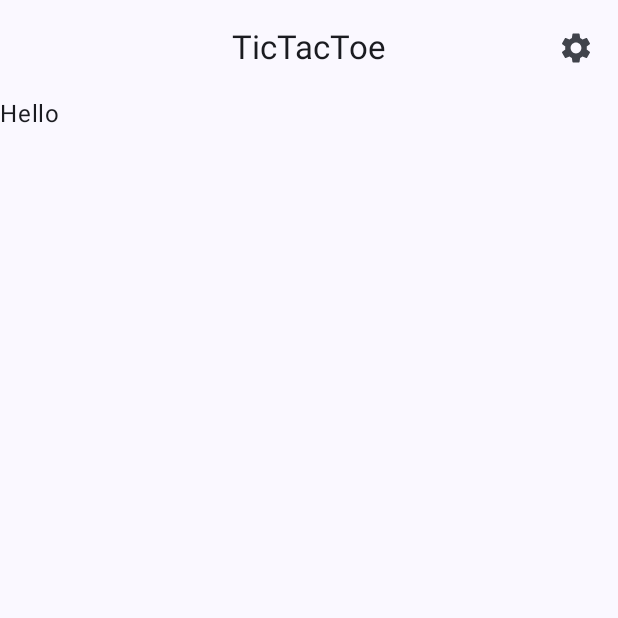
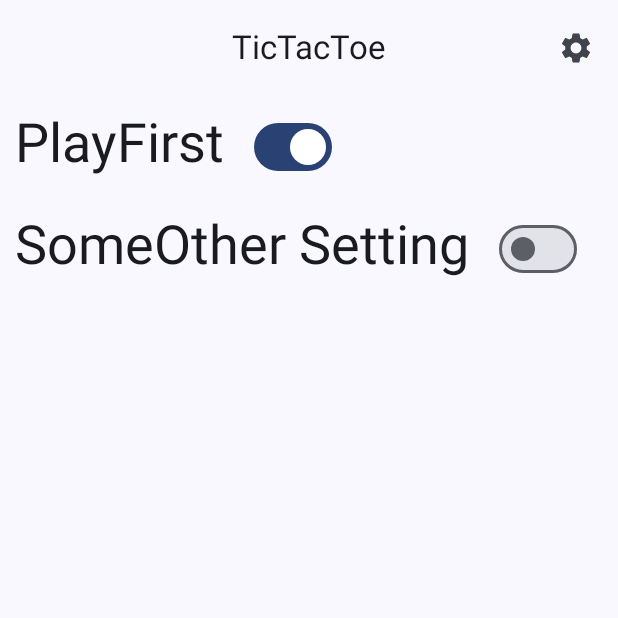
Before and after one commit to kastik/TicTacToe, an Android app built with Jetpack Compose: the SettingsScreen screen opened through its navigation route, on a phone screen of 412 x 824 dp, the top half of it. Run offline under Robolectric (Android 15) with nearby library versions, the phone set to English and light mode, and no system bars.

Commit message:
GeneralFixes & Optimizations

```diff
--- a/app/src/main/java/com/kastik/tictactoe/MainActivity.kt
+++ b/app/src/main/java/com/kastik/tictactoe/MainActivity.kt
@@ -22,6 +22,7 @@ import com.kastik.tictactoe.screens.HomeScreen
 import com.kastik.tictactoe.ui.theme.TicTacToeTheme
 import com.kastik.tictactoe.screens.PlayScreen
 import com.kastik.tictactoe.screens.AvailableScreens
+import com.kastik.tictactoe.screens.SettingsScreen
 
 class MainActivity : ComponentActivity() {
 
@@ -71,16 +72,3 @@ fun Start(){
         }
     }
 }
-
-
-
-
-
-
-
-
-
-@Composable
-fun SettingsScreen(){
-    Text("Hello")
-}
--- /dev/null
+++ b/app/src/main/java/com/kastik/tictactoe/screens/SettingsScreen.kt
@@ -0,0 +1,42 @@
+package com.kastik.tictactoe.screens
+
+import androidx.compose.foundation.layout.Column
+import androidx.compose.foundation.layout.Row
+import androidx.compose.foundation.layout.fillMaxSize
+import androidx.compose.foundation.layout.fillMaxWidth
+import androidx.compose.foundation.layout.padding
+import androidx.compose.material3.MaterialTheme
+import androidx.compose.material3.Switch
+import androidx.compose.material3.Text
+import androidx.compose.runtime.Composable
+import androidx.compose.runtime.getValue
+import androidx.compose.runtime.mutableStateOf
+import androidx.compose.runtime.remember
+import androidx.compose.runtime.saveable.rememberSaveable
+import androidx.compose.runtime.setValue
+import androidx.compose.ui.Modifier
+import androidx.compose.ui.modifier.modifierLocalOf
+import androidx.compose.ui.tooling.preview.Preview
+import androidx.compose.ui.unit.dp
+
+@Composable
+fun SettingsScreen(){
+    var someVal by remember { mutableStateOf(true)}
+    var someVal2 by rememberSaveable { mutableStateOf(false) }
+    Column(modifier= Modifier.fillMaxSize()) {
+        Row(modifier = Modifier.fillMaxWidth()) {
+            Text(text = "PlayFirst", style = MaterialTheme.typography.displaySmall, modifier = Modifier.padding(10.dp))
+            Switch(checked = someVal, onCheckedChange = {someVal=!someVal},modifier = Modifier.padding(10.dp))
+        }
+        Row(modifier = Modifier.fillMaxWidth()) {
+            Text(text = "SomeOther Setting",modifier = Modifier.padding(10.dp),style = MaterialTheme.typography.displaySmall)
+            Switch(checked = someVal2, onCheckedChange = {someVal2=!someVal2 },modifier = Modifier.padding(10.dp))
+        }
+    }
+}
+
+@Preview
+@Composable
+fun SettingsPreview(){
+    SettingsScreen()
+}
--- a/gradle/libs.versions.toml
+++ b/gradle/libs.versions.toml
@@ -2,13 +2,13 @@
 agp = "8.2.0-alpha12"
 datastore = "1.0.0"
 kotlin = "1.8.10"
-core-ktx = "1.9.0"
+core-ktx = "1.10.1"
 junit = "4.13.2"
 androidx-test-ext-junit = "1.1.5"
 espresso-core = "3.5.1"
 lifecycle-runtime-ktx = "2.6.1"
 activity-compose = "1.7.2"
-compose-bom = "2023.03.00"
+compose-bom = "2023.06.01"
 navigation-compose = "2.6.0"
 
 [libraries]
```
Also changed, not shown: app/src/main/java/com/kastik/tictactoe/data/GameDataViewModel.kt (+6 -2 lines), app/src/main/java/com/kastik/tictactoe/screens/GameScreen.kt (+22 -13 lines).
